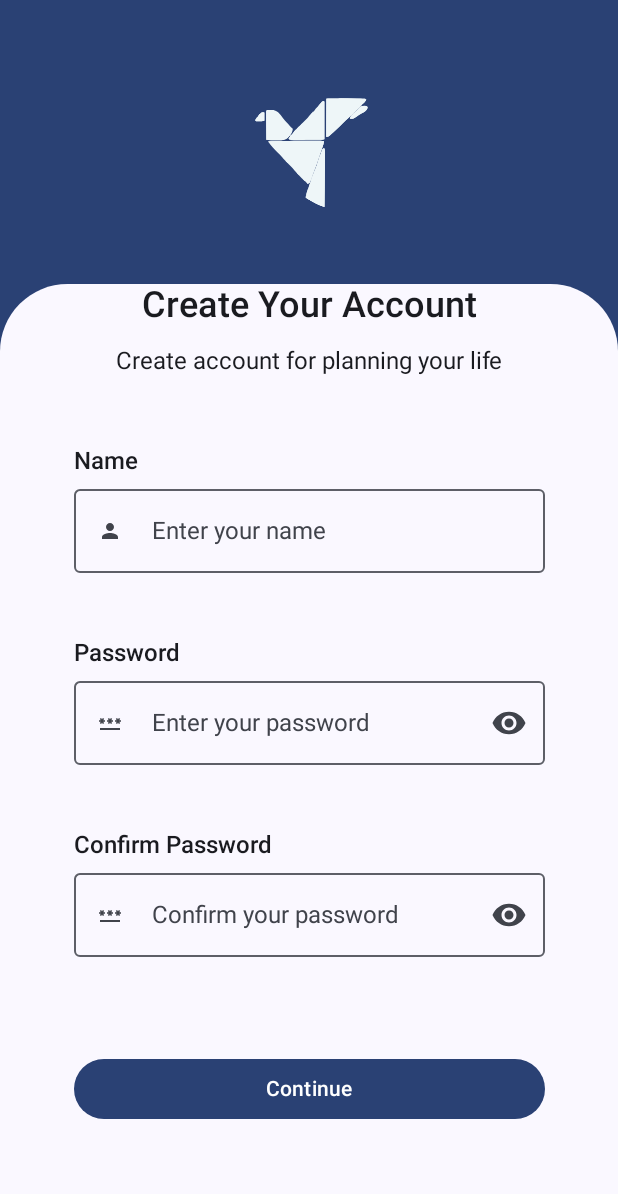
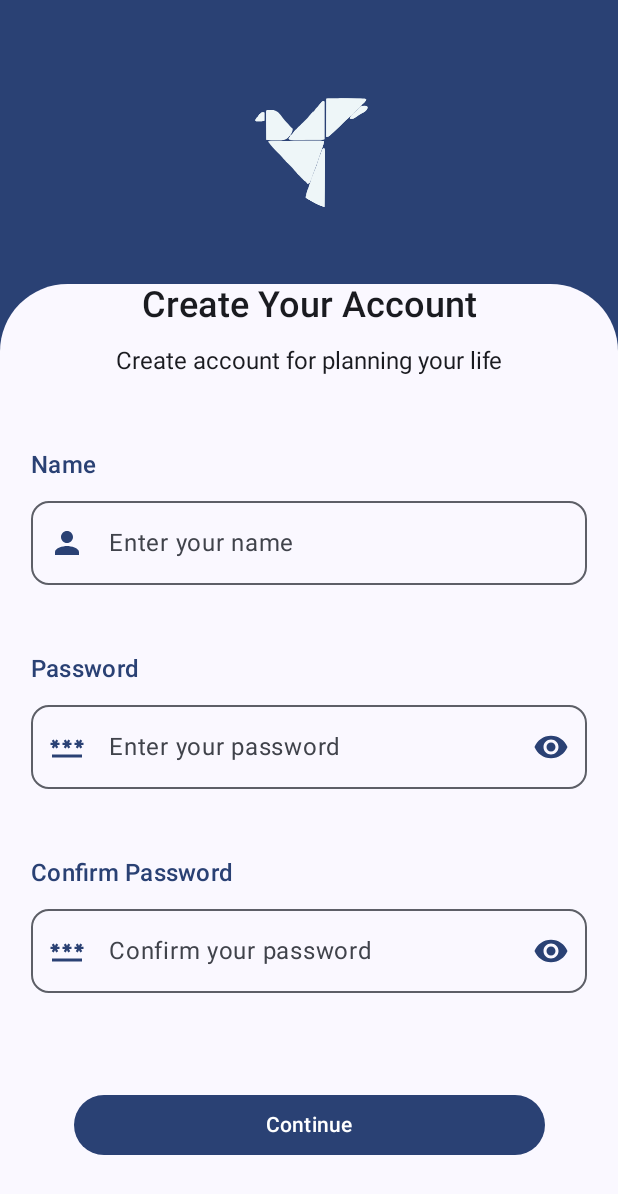
Before and after one commit to hemang-mishra/Hexagraph, an Android app built with Jetpack Compose: the CreateAccountPasswordScreen screen opened through its navigation route, on a phone screen of 412 x 824 dp. Shown: the top 1194 px of the screen. Run offline under Robolectric (Android 15) with nearby library versions, the phone set to English and light mode, and no system bars; our stand-ins replace Dagger/Hilt's generated code, Firebase (no records; nobody signed in at launch, a user with empty details on screens opened directly); libraries missing offline, so code that uses them is left out: com.google.ai.client.

Commit message:
Changed Onboarding text + minor UI changes

```diff
--- a/app/src/main/java/com/hexagraph/pattagobhi/ui/components/AppTextField.kt
+++ b/app/src/main/java/com/hexagraph/pattagobhi/ui/components/AppTextField.kt
@@ -8,6 +8,7 @@ import androidx.compose.foundation.layout.Spacer
 import androidx.compose.foundation.layout.fillMaxSize
 import androidx.compose.foundation.layout.fillMaxWidth
 import androidx.compose.foundation.layout.height
+import androidx.compose.foundation.layout.size
 import androidx.compose.foundation.layout.width
 import androidx.compose.foundation.shape.RoundedCornerShape
 import androidx.compose.foundation.text.KeyboardActions
@@ -18,6 +19,7 @@ import androidx.compose.material.icons.filled.Visibility
 import androidx.compose.material.icons.filled.VisibilityOff
 import androidx.compose.material3.Icon
 import androidx.compose.material3.IconButton
+import androidx.compose.material3.MaterialTheme
 import androidx.compose.material3.OutlinedTextField
 import androidx.compose.material3.Text
 import androidx.compose.material3.TextFieldDefaults
@@ -43,7 +45,9 @@ import androidx.compose.ui.unit.sp
 
 @Composable
 fun AppTextField(
-    modifier: Modifier = Modifier, value: String, onValueChange: (String) -> Unit,
+    modifier: Modifier = Modifier,
+    value: String,
+    onValueChange: (String) -> Unit,
     outerText: String = "Login with email",
     placeholderText: String = "Enter your email",
     icon: ImageVector? = Icons.Default.Email,
@@ -52,107 +56,91 @@ fun AppTextField(
     isPassword: Boolean = false,
     keyboardOptions: KeyboardOptions = KeyboardOptions.Default
 ) {
-
+    // Use fillMaxWidth for responsiveness rather than a fixed width.
     Box(
-        modifier = modifier.width(314.dp)
+        modifier = modifier.fillMaxWidth(0.9f)
     ) {
         Column(
-            verticalArrangement = Arrangement.spacedBy(0.dp, Alignment.Top),
-            modifier = Modifier.fillMaxSize()
+            verticalArrangement = Arrangement.spacedBy(4.dp),
+            modifier = Modifier.fillMaxWidth()
         ) {
             Text(
                 text = outerText,
-                // content 16 bold
-                style = TextStyle(
-                    fontSize = 16.sp,
-                    fontWeight = FontWeight(500),
+                style = MaterialTheme.typography.titleMedium.copy(
+                    fontWeight = FontWeight.Medium
                 ),
-                modifier = Modifier.height(20.dp)
+                color = MaterialTheme.colorScheme.primary,
+                modifier = Modifier.fillMaxWidth()
             )
-            Spacer(modifier = Modifier.height(8.dp))
+            Spacer(modifier = Modifier.height(4.dp))
             LoginTextField(
-                modifier =
-                    Modifier.fillMaxWidth(),
+                modifier = Modifier.fillMaxWidth(),
                 placeholderText = placeholderText,
                 value = value,
                 icon = icon,
                 isError = isError,
                 errorText = errorText,
                 keyboardOptions = keyboardOptions,
-                isPassword = isPassword
-            ) {
-                onValueChange(it)
-            }
+                isPassword = isPassword,
+                onValueChange = onValueChange
+            )
         }
     }
 }
 
-
 @Composable
 fun LoginTextField(
-    modifier: Modifier, placeholderText: String,
+    modifier: Modifier,
+    placeholderText: String,
     icon: ImageVector? = Icons.Default.Email,
-    value: String, isError: Boolean,
-    isPassword: Boolean, keyboardOptions: KeyboardOptions,
-    errorText: String, onValueChange: (String) -> Unit,
+    value: String,
+    isError: Boolean,
+    isPassword: Boolean,
+    keyboardOptions: KeyboardOptions,
+    errorText: String,
+    onValueChange: (String) -> Unit,
 ) {
-    var showPassword by remember {
-        mutableStateOf(false)
-    }
-    OutlinedTextField(value = value, onValueChange = {
-        onValueChange(it)
-    }, placeholder = {
-        Text(
-            text = placeholderText,
-            // content 16
-            style = TextStyle(
-                fontSize = 16.sp,
-                lineHeight = 21.sp,
-                fontWeight = FontWeight(400),
-//                color = Color(0xFFADADAD),
+    var showPassword by remember { mutableStateOf(false) }
+    OutlinedTextField(
+        value = value,
+        onValueChange = onValueChange,
+        placeholder = {
+            Text(
+                text = placeholderText,
+                style = MaterialTheme.typography.bodyLarge
             )
-        )
-    },
+        },
         keyboardOptions = keyboardOptions,
         visualTransformation = if (isPassword && !showPassword) PasswordVisualTransformation() else VisualTransformation.None,
         isError = isError,
-        supportingText = { if (isError) Text(text = errorText) },
+        supportingText = { if (isError) Text(text = errorText, color = MaterialTheme.colorScheme.error) },
         leadingIcon = {
-            if(icon != null)
+            icon?.let {
                 Icon(
-                    imageVector = icon, contentDescription = null,
-//                tint = Color(0xfffb8a7a),
-                    modifier = Modifier
-                        .width(20.dp)
-                        .height(16.dp)
+                    imageVector = it,
+                    contentDescription = null,
+                    tint = MaterialTheme.colorScheme.primary,
+                    modifier = Modifier.size(24.dp)
                 )
-
+            }
         },
         trailingIcon = {
-            if (isPassword)
+            if (isPassword) {
                 IconButton(onClick = { showPassword = !showPassword }) {
                     Icon(
-                        imageVector =
-                            if (showPassword) Icons.Default.VisibilityOff
-                            else
-                                Icons.Default.Visibility,
-                        contentDescription = null
+                        imageVector = if (showPassword) Icons.Default.VisibilityOff else Icons.Default.Visibility,
+                        contentDescription = null,
+                        tint = MaterialTheme.colorScheme.primary
                     )
                 }
+            }
         },
-//        colors = TextFieldDefaults.colors(
-//            focusedContainerColor = Color(0x99AED5FF),
-//            unfocusedContainerColor = Color(0x99AED5FF),
-//            errorContainerColor = Color(0x99AED5FF),
-//            disabledContainerColor = Color(0x99AED5FF),
-//            unfocusedIndicatorColor = Color(0x99939FAC),
-//            focusedIndicatorColor = colorResource(id = R.color.colorPrimary),
-//            errorIndicatorColor = Color(194, 27, 33, 128)
-//        ),
-//        shape = RoundedCornerShape(10.dp),
+
+        shape = MaterialTheme.shapes.medium,
         modifier = modifier
     )
 }
+
 
 
 @Composable
--- a/app/src/main/java/com/hexagraph/pattagobhi/ui/screens/cardgeneration/TopicInputScreen.kt
+++ b/app/src/main/java/com/hexagraph/pattagobhi/ui/screens/cardgeneration/TopicInputScreen.kt
@@ -2,7 +2,10 @@ package com.hexagraph.pattagobhi.ui.screens.cardgeneration
 
 import androidx.compose.foundation.layout.*
 import androidx.compose.foundation.rememberScrollState
+import androidx.compose.foundation.text.KeyboardOptions
 import androidx.compose.foundation.verticalScroll
+import androidx.compose.material.icons.Icons
+import androidx.compose.material.icons.filled.Lightbulb
 import androidx.compose.material3.Text
 import androidx.compose.runtime.Composable
 import androidx.compose.runtime.collectAsState
@@ -13,30 +16,22 @@ import androidx.compose.ui.unit.dp
 import androidx.compose.ui.unit.sp
 import com.hexagraph.pattagobhi.ui.components.AppButton
 import com.hexagraph.pattagobhi.ui.components.AppTextField
+import androidx.compose.ui.text.input.KeyboardType
 
 @Composable
-fun TopicInputScreen(viewModel: CardGenerationViewModel,
-                     onGenerateClick: () -> Unit){
+fun TopicInputScreen(
+    viewModel: CardGenerationViewModel,
+    onGenerateClick: () -> Unit
+) {
     val uiState by viewModel.uiState.collectAsState()
     TopicInputScreenBase(
         uiState = uiState.cardGenerationUIStateForUI,
-        onTopicChange = {
-            viewModel.updateUIStateForUI(topic = it)
-        },
-        onEasyQuestionsChange = {
-            viewModel.updateUIStateForUI(easyQuestions = it)
-        },
-        onMediumQuestionsChange = {
-            viewModel.updateUIStateForUI(mediumQuestions = it)
-        },
-        onHardQuestionsChange = {
-            viewModel.updateUIStateForUI(hardQuestions = it)
-        },
-        onGenerateClick = {
-            onGenerateClick()
-        }
+        onTopicChange = { viewModel.updateUIStateForUI(topic = it) },
+        onEasyQuestionsChange = { viewModel.updateUIStateForUI(easyQuestions = it) },
+        onMediumQuestionsChange = { viewModel.updateUIStateForUI(mediumQuestions = it) },
+        onHardQuestionsChange = { viewModel.updateUIStateForUI(hardQuestions = it) },
+        onGenerateClick = onGenerateClick
     )
-
 }
 
 @Composable
@@ -49,6 +44,7 @@ private fun TopicInputScreenBase(
     onGenerateClick: () -> Unit
 ) {
     val scrollState = rememberScrollState()
+
     Column(
         modifier = Modifier
             .fillMaxSize()
@@ -63,45 +59,53 @@ private fun TopicInputScreenBase(
             modifier = Modifier.padding(bottom = 16.dp)
         )
 
+        // Topic input field
         AppTextField(
             value = uiState.topic,
+            icon = Icons.Default.Lightbulb,
             onValueChange = onTopicChange,
             outerText = "Topic",
             placeholderText = "Enter topic",
-            isError = uiState.topic.isEmpty(),
             errorText = "Topic cannot be empty"
         )
 
+        // Number of Easy Questions
         AppTextField(
             value = uiState.easyQuestions,
             onValueChange = onEasyQuestionsChange,
             outerText = "Easy Questions",
             placeholderText = "Enter number of easy questions",
-            isError = !uiState.isEasyQuestionsValid,
-            errorText = "Must be a valid integer"
+            errorText = "Must be a valid integer",
+            keyboardOptions = KeyboardOptions(keyboardType = KeyboardType.Number)
         )
 
+        // Number of Medium Questions
         AppTextField(
             value = uiState.mediumQuestions,
             onValueChange = onMediumQuestionsChange,
             outerText = "Medium Questions",
             placeholderText = "Enter number of medium questions",
-            isError = !uiState.isMediumQuestionsValid,
-            errorText = "Must be a valid integer"
+            errorText = "Must be a valid integer",
+            keyboardOptions = KeyboardOptions(keyboardType = KeyboardType.Number)
         )
 
+        // Number of Hard Questions
         AppTextField(
             value = uiState.hardQuestions,
             onValueChange = onHardQuestionsChange,
             outerText = "Hard Questions",
             placeholderText = "Enter number of hard questions",
-            isError = !uiState.isHardQuestionsValid,
-            errorText = "Must be a valid integer"
+            errorText = "Must be a valid integer",
+            keyboardOptions = KeyboardOptions(keyboardType = KeyboardType.Number)
         )
 
+        // Generate button, enabled when topic is provided and all question fields are valid.
         AppButton(
             text = "Generate",
-            isEnabled = uiState.topic.isNotEmpty() && uiState.isEasyQuestionsValid && uiState.isMediumQuestionsValid && uiState.isHardQuestionsValid,
+            isEnabled = uiState.topic.isNotEmpty() &&
+                    uiState.isEasyQuestionsValid &&
+                    uiState.isMediumQuestionsValid &&
+                    uiState.isHardQuestionsValid,
             onClick = onGenerateClick
         )
     }
--- a/app/src/main/java/com/hexagraph/pattagobhi/ui/screens/onboarding/OnboardingScreen.kt
+++ b/app/src/main/java/com/hexagraph/pattagobhi/ui/screens/onboarding/OnboardingScreen.kt
@@ -170,7 +170,7 @@ private fun NonAnimatedCenterS1(modifier: Modifier) {
         )
         Spacer(modifier = Modifier.height(16.dp))
         Text(
-            text = "Welcome to Kuch Bhi",
+            text = "Welcome to MindStacks",
             style = TextStyle(
                 fontSize = 24.sp,
                 lineHeight = 48.sp,
@@ -179,7 +179,7 @@ private fun NonAnimatedCenterS1(modifier: Modifier) {
         )
         Spacer(modifier = Modifier.height(16.dp))
         Text(
-            text = "Get the latest headlines and breaking news delivered straight to your device to can quickly catch up on what matters most. Never miss a beat!",
+            text = "Empower your learning journey by creating personalized flashcards tailored to your study needs. Let's get started!",
             style = TextStyle(
                 fontSize = 16.sp,
                 lineHeight = 21.sp,
@@ -206,7 +206,7 @@ private fun NonAnimatedCenterS2(modifier: Modifier) {
         )
         Spacer(modifier = Modifier.height(16.dp))
         Text(
-            text = "Empower Yourself with Truth",
+            text = "Create Flashcards with Ease",
             style = TextStyle(
                 fontSize = 24.sp,
                 lineHeight = 48.sp,
@@ -215,7 +215,7 @@ private fun NonAnimatedCenterS2(modifier: Modifier) {
         )
         Spacer(modifier = Modifier.height(16.dp))
         Text(
-            text = "Identify potentially misleading content and fake news, ensuring you always stay informed with accurate information.",
+            text = "Simply enter your topic, choose the number of flashcards, and customize difficulty levels to generate your perfect study set.",
             style = TextStyle(
                 fontSize = 16.sp,
                 lineHeight = 21.sp,
@@ -243,7 +243,7 @@ private fun NonAnimatedCenterS3(modifier: Modifier) {
         )
         Spacer(modifier = Modifier.height(16.dp))
         Text(
-            text = "Elevate Your Writing with AI",
+            text = "Study On-the-Go",
             style = TextStyle(
                 fontSize = 24.sp,
                 lineHeight = 48.sp,
@@ -252,7 +252,7 @@ private fun NonAnimatedCenterS3(modifier: Modifier) {
         )
         Spacer(modifier = Modifier.height(16.dp))
         Text(
-            text = "Our AI-assisted writing feature helps you craft compelling stories with ease. From generating ideas to refining your drafts, you can produce high-quality content faster than ever!",
+            text = "Access your flashcards anytime, anywhere, and track your progress to achieve your learning goals.",
             style = TextStyle(
                 fontSize = 16.sp,
                 lineHeight = 21.sp,
```
